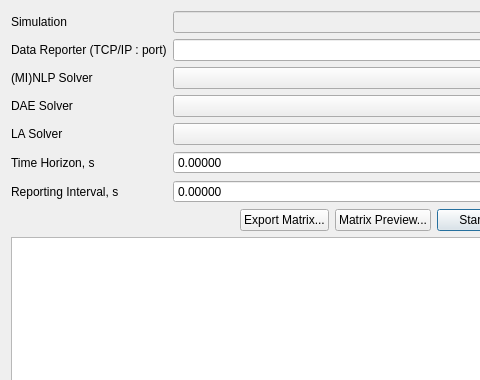
Before: the Qt Designer form trunk/daetools-package/daetools/dae_simulator/Simulator.ui in v1kko/daetools, drawn with Qt 5; both pictures show x 0 to 480 and y 0 to 380 of the 700 by 580 pixel window.
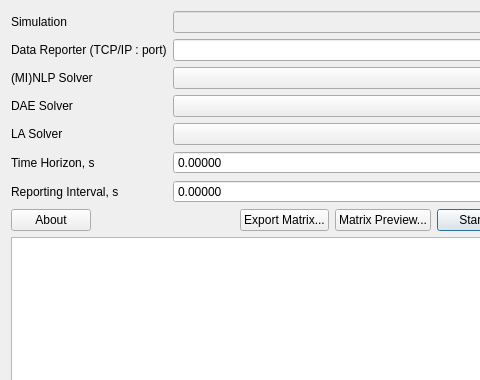
After: the same form once the commit is applied.

Diff of the .ui file:
```diff
--- a/trunk/daetools-package/daetools/dae_simulator/Simulator.ui
+++ b/trunk/daetools-package/daetools/dae_simulator/Simulator.ui
@@ -115,6 +115,13 @@
    </item>
    <item>
     <layout class="QHBoxLayout" name="horizontalLayout">
+     <item>
+      <widget class="QPushButton" name="AboutButton">
+       <property name="text">
+        <string>About</string>
+       </property>
+      </widget>
+     </item>
      <item>
       <spacer name="horizontalSpacer">
        <property name="orientation">
```
